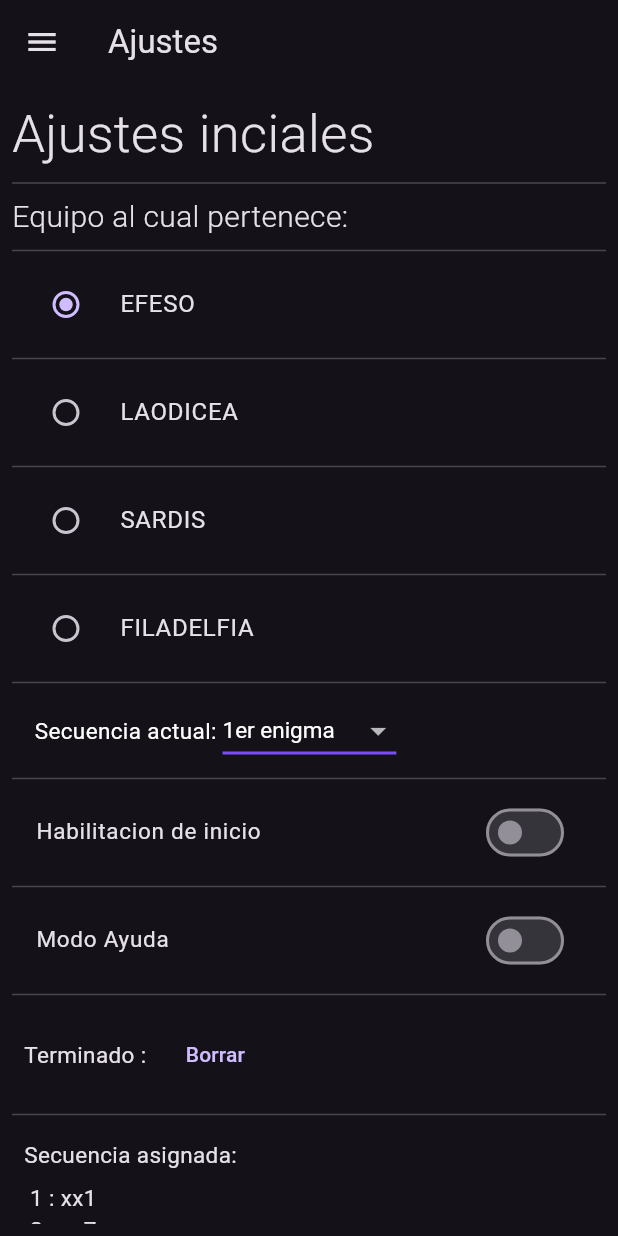
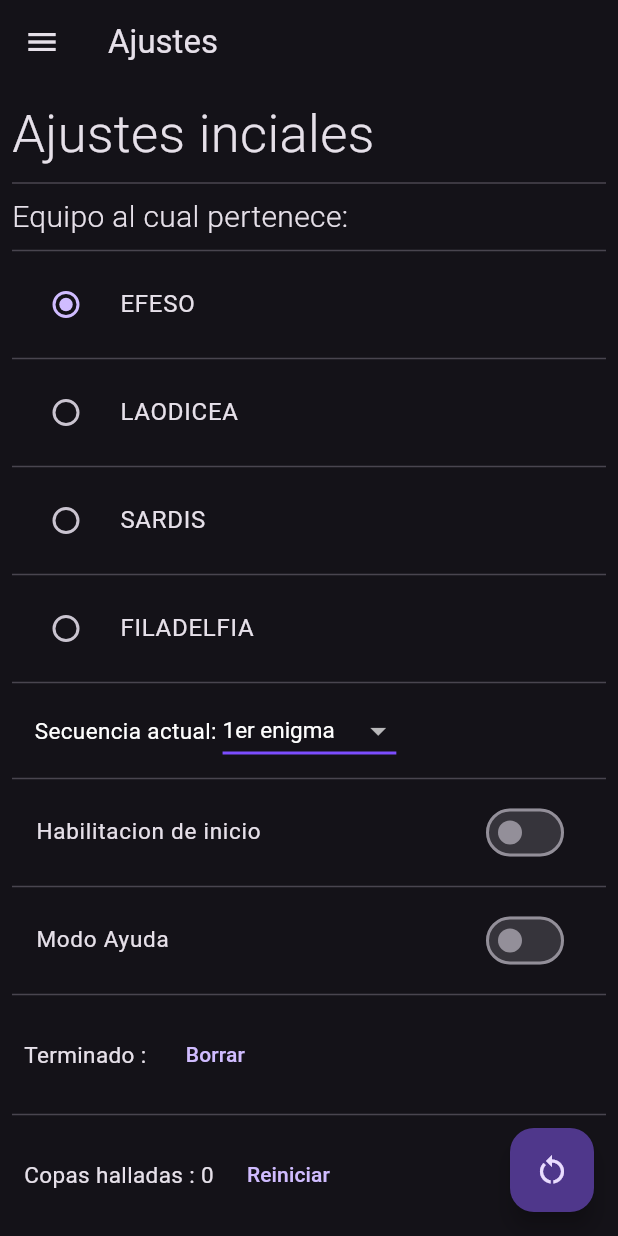
Before and after one commit to alexiscabpa/hcdrs_game, a Flutter app: the SettingsScreen screen opened by its route, on a phone screen of 412 x 824 dp. Run offline on Flutter 3.47's test engine with Material 3 defaults, Android fonts, the light colour scheme and no system bars; our stand-ins replace animate_do, google_maps_flutter, shared_preferences; missing offline and left inert: flutter_barcode_scanner, soundpool; accounts and stored records are empty; network calls fail.

Commit message:
Modalidad de respuesta en 144mil, 7 copas y reseteo en settings

```diff
--- a/lib/screens/enigmas_screen.dart
+++ b/lib/screens/enigmas_screen.dart
@@ -62,6 +62,7 @@ class _EnigmasScreenState extends State<EnigmasScreen> {
             duration: const Duration(seconds: 2),
             child: EnigmaCard(
               enigma: enigmasSevice.enigmas[auxIdex],
+              cambiostate: cambioState,
             ),
           );
         },
--- a/lib/screens/settings_screen.dart
+++ b/lib/screens/settings_screen.dart
@@ -43,13 +43,11 @@ class _SettingsScreenState extends State<SettingsScreen> {
             crossAxisAlignment: CrossAxisAlignment.start,
             children: [
               const Text('Ajustes inciales',
-                    style:
-                        TextStyle(fontSize: 35, fontWeight: FontWeight.w300)),
+                  style: TextStyle(fontSize: 35, fontWeight: FontWeight.w300)),
               const Divider(),
 
               const Text('Equipo al cual pertenece: ',
-                    style:
-                        TextStyle(fontSize: 20, fontWeight: FontWeight.w300)),
+                  style: TextStyle(fontSize: 20, fontWeight: FontWeight.w300)),
               const Divider(),
               RadioListTile<int>(
                   value: 1,
@@ -214,7 +212,7 @@ class _SettingsScreenState extends State<SettingsScreen> {
                   }),
               const Divider(),
               Padding(
-                  padding: EdgeInsets.all(8.0),
+                padding: const EdgeInsets.all(8.0),
                 child: Row(
                   children: [
                     Text(
@@ -228,6 +226,25 @@ class _SettingsScreenState extends State<SettingsScreen> {
                           setState(() {});
                         },
                         child: const Text('Borrar'))
+                  ],
+                ),
+              ),
+              const Divider(),
+              Padding(
+                padding: const EdgeInsets.all(8.0),
+                child: Row(
+                  children: [
+                    Text(
+                      'Copas halladas : ${Preferences.copas}',
+                      style: const TextStyle(fontSize: 15),
+                    ),
+                    const SizedBox(width: 10),
+                    TextButton(
+                        onPressed: () {
+                          Preferences.copas = 0;
+                          setState(() {});
+                        },
+                        child: const Text('Reiniciar'))
                   ],
                 ),
               ),
@@ -254,6 +271,20 @@ class _SettingsScreenState extends State<SettingsScreen> {
             ],
           ),
         ),
-        ));
+      ),
+      floatingActionButton: FloatingActionButton(
+        onPressed: () {
+          Preferences.copas = 0;
+          Preferences.termino = "";
+          Preferences.sg = 1;
+          Preferences.habilitado = false;
+          Preferences.ayudaMode = false;
+        },
+        child: const Icon(
+          Icons.restart_alt,
+          semanticLabel: 'Reiniciar datos',
+        ),
+      ),
+    );
   }
 }
--- a/lib/screens/timer_screen.dart
+++ b/lib/screens/timer_screen.dart
@@ -92,7 +92,7 @@ class _TimerScreenState extends State<TimerScreen> {
                   ),
                   const SizedBox(height: 35),
                   (Preferences.ayudaMode)
-                      ? const ScanButton(tag: 'timer')
+                      ? ScanButton(tag: 'timer')
                       : FloatingActionButton(
                           onPressed: () {
                             Navigator.pushReplacementNamed(context, 'enigmas');
--- a/lib/share_preferencias/preferences.dart
+++ b/lib/share_preferencias/preferences.dart
@@ -4,9 +4,10 @@ class Preferences {
   static late SharedPreferences _prefs;
 
   static int _iglesia = 1;
-
+  static int _copas = 0;
   static String _llave = 'llave';
   static String _termino = '';
+
   static int _sg = 1;
   static bool _habilitado = false;
   static bool _ayudaMode = false;
@@ -15,6 +16,15 @@ class Preferences {
     "LAODICEA",
     "SARDIS",
     "FILADELFIA"
+  ];
+  static List<String> _copasIra = [
+    "xc1",
+    "xc2",
+    "xc3",
+    "xc4",
+    "xc5",
+    "xc6",
+    "xc7"
   ];
   static List<String> _secuencia = [
     'xx1',
@@ -39,6 +49,15 @@ class Preferences {
   static set secuencia(List<String> list) {
     _secuencia = list;
     _prefs.setStringList('secuencia', list);
+  }
+
+  static List<String> get copasIra {
+    return _prefs.getStringList('copasIra') ?? _copasIra;
+  }
+
+  static set copasIra(List<String> list) {
+    _copasIra = list;
+    _prefs.setStringList('copasIra', list);
   }
 
   static List<String> get nombresIgle {
@@ -167,6 +186,15 @@ class Preferences {
     _prefs.setInt('sg', value);
   }
 
+  static int get copas {
+    return _prefs.getInt('copas') ?? _copas;
+  }
+
+  static set copas(int value) {
+    _copas = value;
+    _prefs.setInt('copas', value);
+  }
+
   static bool get habilitado {
     return _prefs.getBool('habilitado') ?? _habilitado;
   }
--- a/lib/widgets/widgets.dart
+++ b/lib/widgets/widgets.dart
@@ -6,3 +6,4 @@ export 'package:hcdrs_app/widgets/Card_Container.dart';
 export 'package:hcdrs_app/widgets/auth_backgrunod.dart';
 export "package:hcdrs_app/widgets/side_menu.dart";
 export "package:hcdrs_app/widgets/background.dart";
+export "package:hcdrs_app/widgets/danRespuesta.dart";
```
Also changed, not shown: lib/utils/utils.dart (+45 -12 lines), lib/widgets/danRespuesta.dart (added, +88 -0 lines), lib/widgets/dialog_copas.dart (added, +106 -0 lines), lib/widgets/enigma_card.dart (+30 -5 lines), lib/widgets/scan_botton.dart (+5 -5 lines), assets/enigmas/xc1.jpg (added), assets/enigmas/xc2.jpg (added), assets/enigmas/xc3.jpg (added), assets/enigmas/xc4.jpg (added), assets/enigmas/xc5.jpg (added), assets/enigmas/xc6.jpg (added), assets/enigmas/xc7.jpg (added), assets/enigmas/xx8.jpg, assets/enigmas/xx9.jpg. Lines whose indentation alone changed are shown as unchanged.
